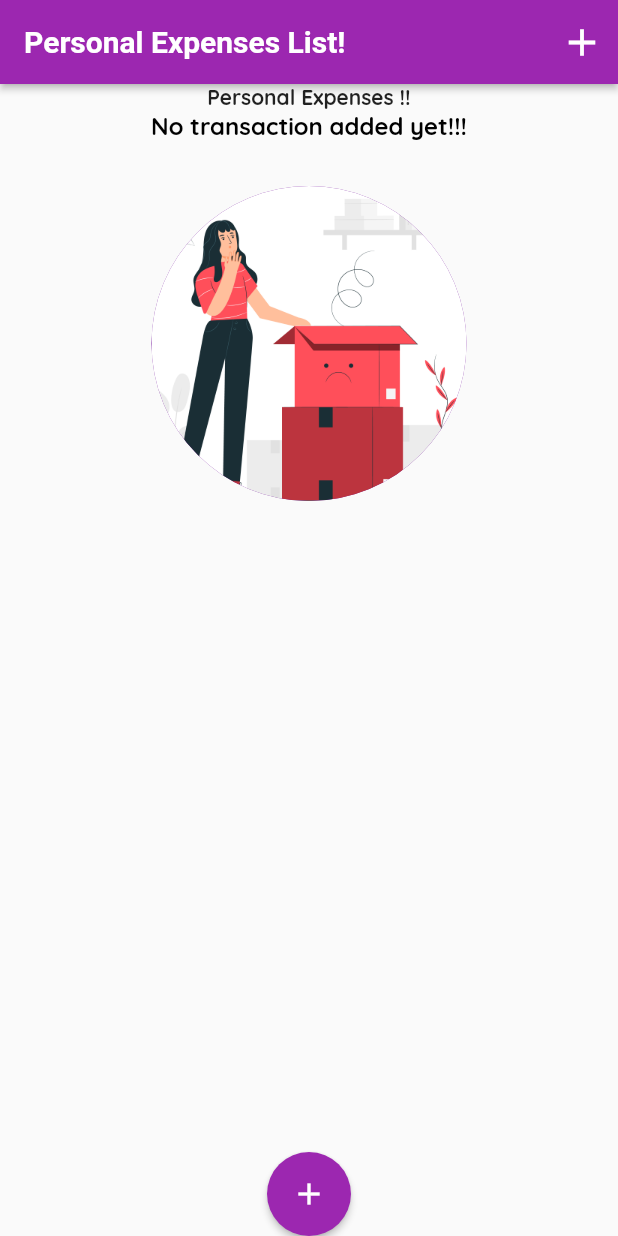
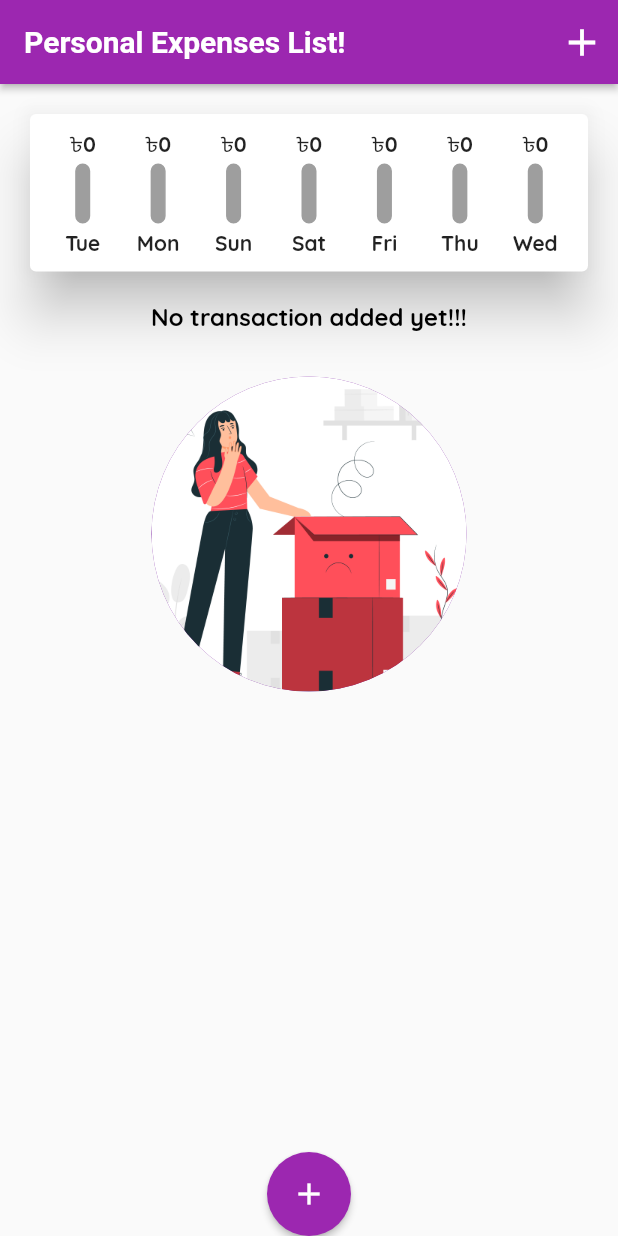
Before and after one commit to devfoyzur17/Personal-Expenses-App, a Flutter app: the screen it shows after launch, on a phone screen of 412 x 824 dp. Run offline on Flutter 3.47's test engine with Material 2 defaults, Android fonts, the phone set to English and light mode, and no system bars; Roboto replaces fonts that are missing (OpneSans).

Commit message:
finishing chart

```diff
--- a/lib/screen/home_page.dart
+++ b/lib/screen/home_page.dart
@@ -2,6 +2,7 @@
 
 import 'package:flutter/material.dart';
 import 'package:intl/intl.dart';
+import 'package:personal_expenses_app/widget/chart.dart';
 import 'package:personal_expenses_app/widget/new_transaction.dart';
 import 'package:personal_expenses_app/widget/transaction_list.dart';
 import '../model/transaction.dart';
@@ -22,6 +23,13 @@ class _HomePageState extends State<HomePage> {
     // Transaction(id: "1", title: "Laptop", amount: 50000, date: DateTime.now()),
     // Transaction(id: "1", title: "Phone", amount: 14999, date: DateTime.now()),
   ];
+
+  List<Transaction> get  _recentTransaction{
+    return _transaction.where((tx) {
+      return tx.date.isAfter(DateTime.now().subtract(Duration(days: 7)));
+    }
+    ).toList();
+  }
 
   void _addNewTransaction(String name, double amount) {
     final newTransaction = Transaction(
@@ -65,7 +73,8 @@ class _HomePageState extends State<HomePage> {
       body: Column(
         crossAxisAlignment: CrossAxisAlignment.stretch,
         children: [
-          Text("Personal Expenses !!", textAlign: TextAlign.center,),
+
+          Chart(_recentTransaction),
           //   NewTransaction(_addNewTransaction),
           TransactionList(_transaction)
         ],
--- /dev/null
+++ b/lib/widget/chart.dart
@@ -0,0 +1,65 @@
+// ignore_for_file: prefer_const_constructors, prefer_const_literals_to_create_immutables, use_key_in_widget_constructors, unused_local_variable, unrelated_type_equality_checks, avoid_print
+
+import 'package:flutter/material.dart';
+import 'package:intl/intl.dart';
+import 'package:personal_expenses_app/widget/chart_bar.dart';
+
+import '../model/transaction.dart';
+
+class Chart extends StatelessWidget {
+  final List<Transaction> recentTransaction;
+  const Chart(this.recentTransaction);
+
+  List<Map<String, dynamic>> get groupedTransactionValues {
+    return List.generate(
+      7,
+      (index) {
+        final weekDay = DateTime.now().subtract(Duration(days: index));
+        double totalSum = 0.0;
+
+        for (var i = 0; i < recentTransaction.length; i++) {
+          if (recentTransaction[i].date.day == weekDay.day &&
+              recentTransaction[i].date.month == weekDay.month &&
+              recentTransaction[i].date.year == weekDay.year) {
+            totalSum += recentTransaction[i].amount;
+          }
+        }
+
+        print(DateFormat().add_E().format(weekDay));
+        print(totalSum);
+
+        return {"day": DateFormat.E().format(weekDay),
+         "amount": totalSum};
+      },
+    );
+  }
+
+
+  double get totalSpending {
+    return groupedTransactionValues.fold(0.0, (sum, item) {
+      return sum + item['amount'];
+    });
+  }
+
+  @override
+  Widget build(BuildContext context) {
+    print(groupedTransactionValues);
+    return Card(
+      elevation: 15,
+      margin: EdgeInsets.all(20),
+      child: Padding(
+        padding: const EdgeInsets.all(10.0),
+        child: Row(
+          mainAxisAlignment: MainAxisAlignment.spaceAround,
+          children: groupedTransactionValues.map((data) {
+            return Flexible(
+              fit: FlexFit.tight,
+              child: ChartBar( data['day'],  data['amount'],
+              totalSpending ==0?0.0:(data['amount'] as double)/totalSpending),
+            );
+          }).toList(),
+        ),
+      ),
+    );
+  }
+}
--- /dev/null
+++ b/lib/widget/chart_bar.dart
@@ -0,0 +1,46 @@
+// ignore_for_file: prefer_const_literals_to_create_immutables, prefer_const_constructors
+
+import 'package:flutter/material.dart';
+
+class ChartBar extends StatelessWidget {
+  final String label;
+  final double spendingAmount;
+  final double spendingPctOfAmount;
+  ChartBar(this.label, this.spendingAmount, this.spendingPctOfAmount);
+
+  @override
+  Widget build(BuildContext context) {
+    return Column(
+      children: [
+        FittedBox(child: Text("৳${spendingAmount.toStringAsFixed(0)}")),
+        SizedBox(
+          height: 4,
+        ),
+        Container(
+          height: 40,
+          width: 10,
+          child: Stack(children: [
+            Container(
+              decoration: BoxDecoration(
+                  border: Border.all(color: Colors.grey, width: 1),
+                  color: Colors.black38,
+                  borderRadius: BorderRadius.circular(10)),
+            ),
+            FractionallySizedBox(
+              heightFactor: spendingPctOfAmount,
+              child: Container(
+                decoration: BoxDecoration(
+                    color: Theme.of(context).primaryColor,
+                    borderRadius: BorderRadius.circular(10)),
+              ),
+            )
+          ]),
+        ),
+        SizedBox(
+          height: 4,
+        ),
+        Text(label)
+      ],
+    );
+  }
+}
```
